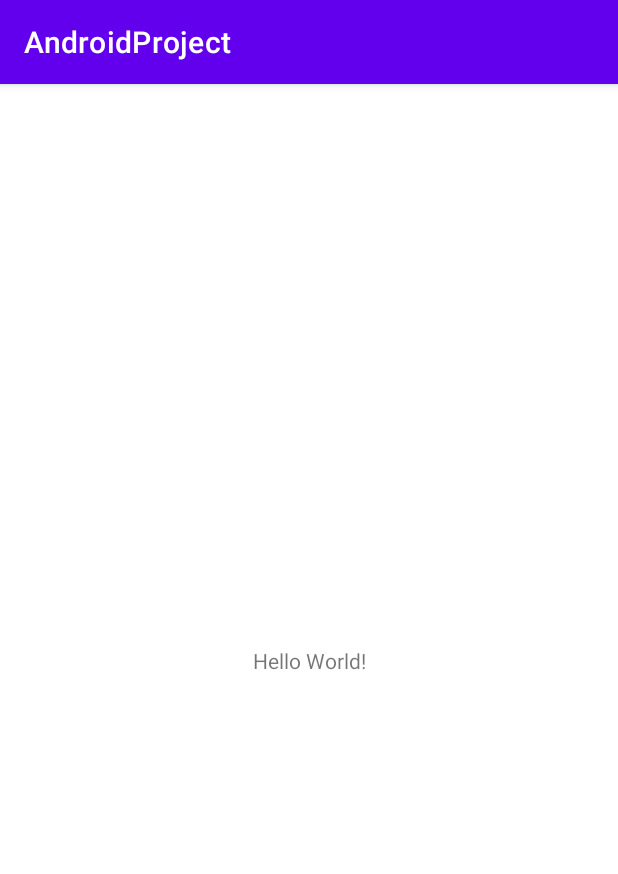
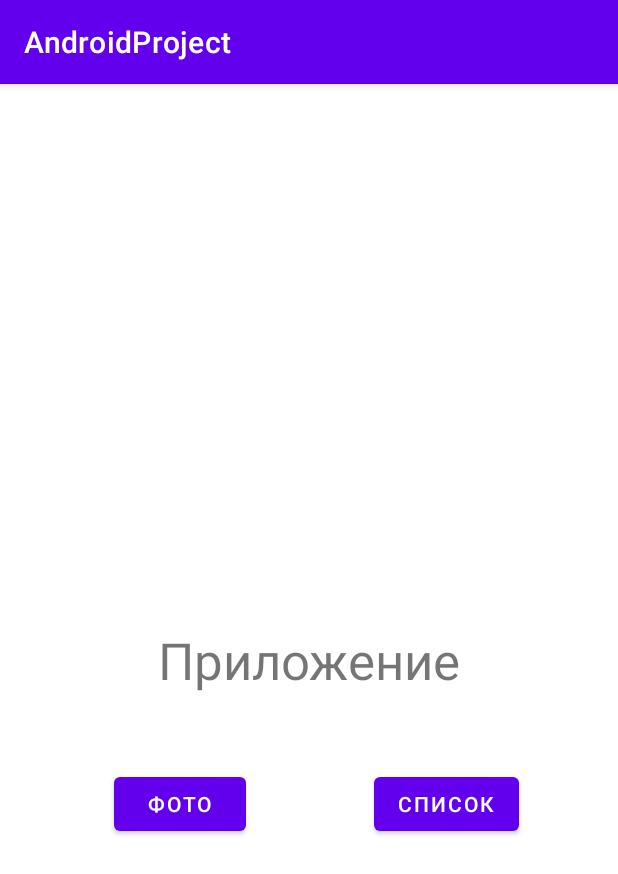
Before and after one commit to Zuglus/AndroidProject, an Android app: the screen it shows after launch (MainActivity), on a phone screen of 412 x 824 dp. Shown: the top 874 px of the screen. Run offline under Robolectric (Android 15) with nearby library versions, the phone set to English and light mode, and no system bars.

Commit message:
added activity layouts

```diff
--- a/app/src/main/AndroidManifest.xml
+++ b/app/src/main/AndroidManifest.xml
@@ -10,6 +10,12 @@
         android:supportsRtl="true"
         android:theme="@style/Theme.AndroidProject">
         <activity
+            android:name=".ListActivity"
+            android:exported="false" />
+        <activity
+            android:name=".PhotoActivity"
+            android:exported="false" />
+        <activity
             android:name=".MainActivity"
             android:exported="true">
             <intent-filter>
--- a/app/src/main/res/layout/activity_main.xml
+++ b/app/src/main/res/layout/activity_main.xml
@@ -9,10 +9,32 @@
     <TextView
         android:layout_width="wrap_content"
         android:layout_height="wrap_content"
-        android:text="Hello World!"
+        android:text="Приложение"
+        android:textSize="34sp"
         app:layout_constraintBottom_toBottomOf="parent"
         app:layout_constraintLeft_toLeftOf="parent"
         app:layout_constraintRight_toRightOf="parent"
         app:layout_constraintTop_toTopOf="parent" />
 
+    <Button
+        android:id="@+id/btnImg"
+        android:layout_width="wrap_content"
+        android:layout_height="wrap_content"
+        android:layout_marginStart="76dp"
+        android:layout_marginBottom="264dp"
+        android:text="Фото"
+        app:layout_constraintBottom_toBottomOf="parent"
+        app:layout_constraintStart_toStartOf="parent" />
+
+    <Button
+        android:id="@+id/btnList"
+        android:layout_width="wrap_content"
+        android:layout_height="wrap_content"
+        android:layout_marginBottom="264dp"
+        android:text="Список"
+        app:layout_constraintBottom_toBottomOf="parent"
+        app:layout_constraintEnd_toEndOf="parent"
+        app:layout_constraintHorizontal_bias="0.566"
+        app:layout_constraintStart_toEndOf="@+id/btnImg" />
+
 </androidx.constraintlayout.widget.ConstraintLayout>
```
Also changed, not shown: app/src/main/java/com/example/androidproject/ListActivity.kt (added, +11 -0 lines), app/src/main/java/com/example/androidproject/PhotoActivity.kt (added, +11 -0 lines), app/src/main/res/layout/activity_list.xml (added, +29 -0 lines), app/src/main/res/layout/activity_photo.xml (added, +30 -0 lines).
